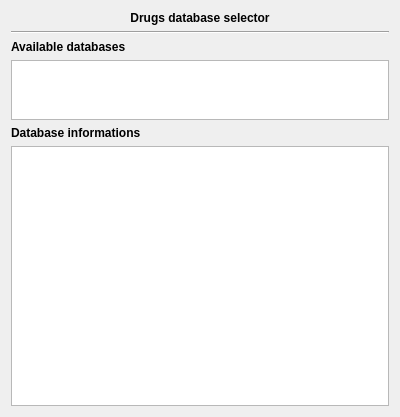
This is plugins/drugsplugin/drugspreferences/databaseselectorwidget.ui in FreeHealth/freehealth as Qt 5 draws it before an edit. The edited form follows.
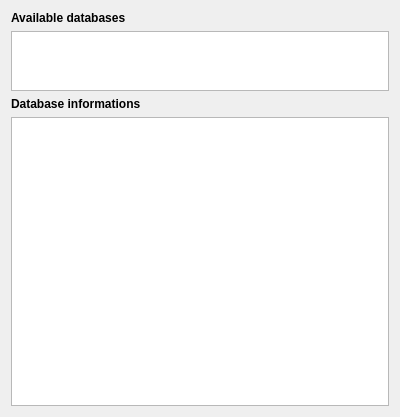
This is the edited form.

```diff
--- a/plugins/drugsplugin/drugspreferences/databaseselectorwidget.ui
+++ b/plugins/drugsplugin/drugspreferences/databaseselectorwidget.ui
@@ -15,35 +15,6 @@
   </property>
   <layout class="QGridLayout" name="gridLayout">
    <item row="0" column="0">
-    <widget class="QLabel" name="label">
-     <property name="sizePolicy">
-      <sizepolicy hsizetype="Expanding" vsizetype="Fixed">
-       <horstretch>0</horstretch>
-       <verstretch>0</verstretch>
-      </sizepolicy>
-     </property>
-     <property name="font">
-      <font>
-       <weight>75</weight>
-       <bold>true</bold>
-      </font>
-     </property>
-     <property name="text">
-      <string>Drugs database selector</string>
-     </property>
-     <property name="alignment">
-      <set>Qt::AlignCenter</set>
-     </property>
-    </widget>
-   </item>
-   <item row="1" column="0">
-    <widget class="Line" name="line">
-     <property name="orientation">
-      <enum>Qt::Horizontal</enum>
-     </property>
-    </widget>
-   </item>
-   <item row="2" column="0">
     <widget class="QLabel" name="label_2">
      <property name="font">
       <font>
@@ -56,7 +27,7 @@
      </property>
     </widget>
    </item>
-   <item row="3" column="0">
+   <item row="1" column="0">
     <widget class="QListWidget" name="databaseList">
      <property name="maximumSize">
       <size>
@@ -72,7 +43,7 @@
      </property>
     </widget>
    </item>
-   <item row="4" column="0">
+   <item row="2" column="0">
     <widget class="QLabel" name="label_3">
      <property name="font">
       <font>
@@ -85,7 +56,7 @@
      </property>
     </widget>
    </item>
-   <item row="5" column="0">
+   <item row="3" column="0">
     <widget class="QTreeWidget" name="infoTree">
      <property name="editTriggers">
       <set>QAbstractItemView::NoEditTriggers</set>
```
